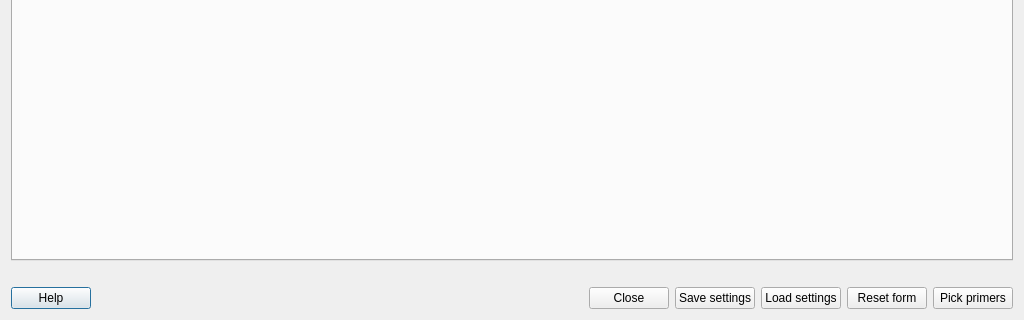
The window that src/plugins_3rdparty/primer3/src/Primer3Dialog.ui (ugeneunipro/ugene) describes before a commit, drawn with Qt 5; both pictures show x 0 to 1024 and y 448 to 768 of the 1024 by 768 pixel window.
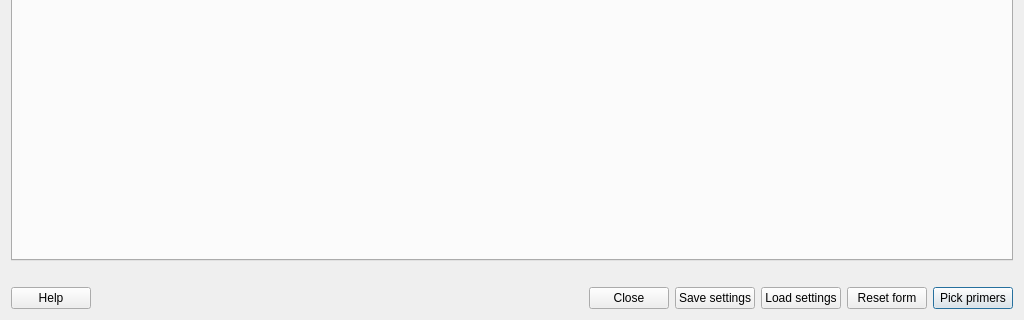
The same window after the commit. The open tabs and pages were chosen to show the change.

```diff
--- a/src/plugins_3rdparty/primer3/src/Primer3Dialog.ui
+++ b/src/plugins_3rdparty/primer3/src/Primer3Dialog.ui
@@ -6641,6 +6641,9 @@
        <property name="text">
         <string>Pick primers</string>
        </property>
+       <property name="default">
+        <bool>true</bool>
+       </property>
       </widget>
      </item>
     </layout>
```
Left out of the diff: 20 changed lines with no effect on the pictures.
